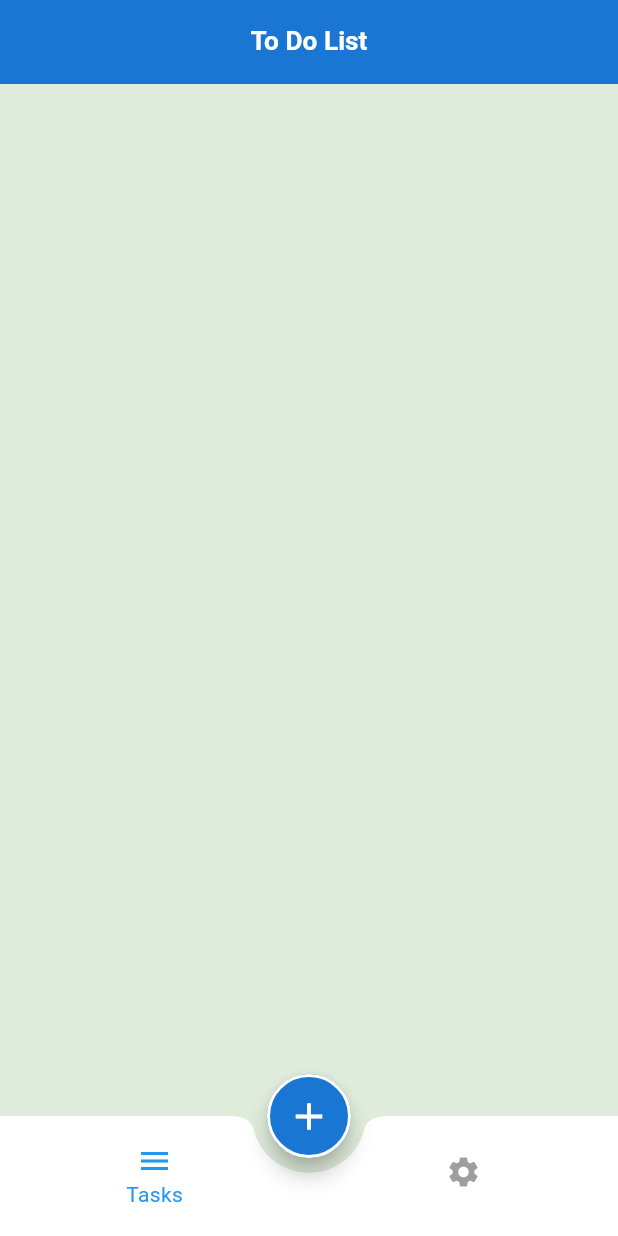
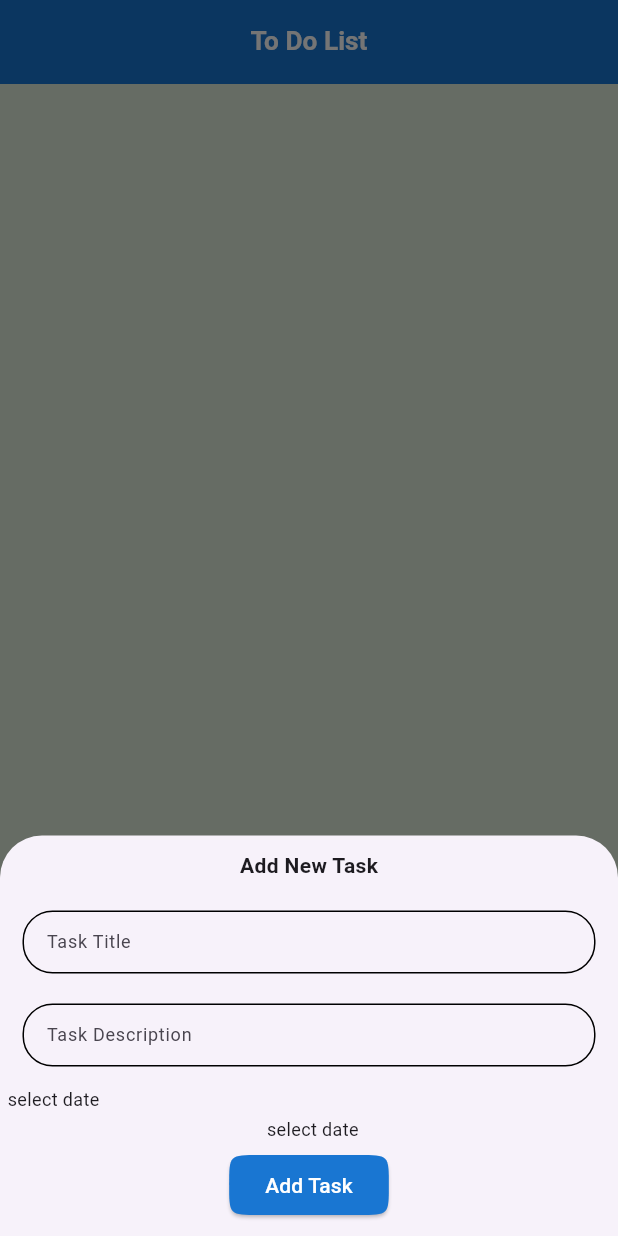
Before and after one commit to pgd8/ToDo, a Flutter app: the screen it shows after launch, after a tap on the "add" icon, on a phone screen of 412 x 824 dp. Run offline on Flutter 3.47's test engine with Material 3 defaults, Android fonts, the phone set to English and light mode, and no system bars.

Commit message:
creating the add task form

```diff
--- a/lib/Screens/home_screen.dart
+++ b/lib/Screens/home_screen.dart
@@ -1,6 +1,7 @@
 // ignore_for_file: use_key_in_widget_constructors
 
 import 'package:flutter/material.dart';
+import 'package:todo/Shared_Components/add_task_form.dart';
 import 'package:todo/Shared_Components/field_label.dart';
 
 class HomeScreen extends StatefulWidget {
@@ -35,7 +36,10 @@ class _HomeScreenState extends State<HomeScreen> {
       ),
       floatingActionButton: FloatingActionButton(
         onPressed: () {
-
+          showModalBottomSheet(
+            context: context,
+            builder: (context) => AddTaskForm(),
+          );
           setState(() {});
         },
         child: const Icon(
@@ -46,9 +50,7 @@ class _HomeScreenState extends State<HomeScreen> {
       ),
       floatingActionButtonLocation: FloatingActionButtonLocation.centerDocked,
       extendBody: true,
-      body: Column(
-        children: [],
-      ),
+
     );
   }
 }
--- /dev/null
+++ b/lib/Shared_Components/add_task_form.dart
@@ -0,0 +1,89 @@
+// ignore_for_file: use_key_in_widget_constructors
+
+import 'package:flutter/material.dart';
+import 'package:todo/Shared_Components/field_label.dart';
+
+class AddTaskForm extends StatefulWidget {
+  @override
+  State<AddTaskForm> createState() => _AddTaskFormState();
+}
+
+class _AddTaskFormState extends State<AddTaskForm> {
+  var formKey = GlobalKey<FormState>();
+
+  @override
+  Widget build(BuildContext context) {
+    return Column(
+      mainAxisSize: MainAxisSize.min,
+      children: [
+        Container(
+          margin:
+          const EdgeInsets.symmetric(horizontal: 15, vertical: 10),
+          child: const Text(
+            'Add New Task',
+            style: TextStyle(fontWeight: FontWeight.bold),
+          ),
+        ),
+        Container(
+          width: double.infinity,
+          margin:
+          const EdgeInsets.symmetric(horizontal: 15, vertical: 10),
+          child: TextFormField(
+            style: const TextStyle(fontSize: 12, color: Colors.black),
+            decoration: InputDecoration(
+                isDense: true,
+                label: FieldLabel('Task Title'),
+                errorBorder: OutlineInputBorder(
+                    borderRadius: BorderRadius.circular(20),
+                    borderSide: BorderSide(color: Colors.red)),
+                enabledBorder: OutlineInputBorder(
+                  borderRadius: BorderRadius.circular(20),
+                )),
+          ),
+        ),
+        Container(
+          width: double.infinity,
+          margin:
+          const EdgeInsets.symmetric(horizontal: 15, vertical: 10),
+          child: TextFormField(
+            style: const TextStyle(fontSize: 12, color: Colors.black),
+            decoration: InputDecoration(
+                isDense: true,
+                label: FieldLabel('Task Description'),
+                errorBorder: OutlineInputBorder(
+                    borderRadius: BorderRadius.circular(20),
+                    borderSide: BorderSide(color: Colors.red)),
+                enabledBorder: OutlineInputBorder(
+                  borderRadius: BorderRadius.circular(20),
+                )),
+          ),
+        ),
+        Container(
+          margin: const EdgeInsets.only(top: 3, left: 5),
+          alignment: Alignment.centerLeft,
+          child: const Text(
+            'select date',
+            style: TextStyle(fontSize: 12),
+          ),
+        ),
+        Container(
+          margin: const EdgeInsets.only(top: 3, left: 5, bottom: 5),
+          child: const Text(
+            'select date',
+            style: TextStyle(fontSize: 12),
+          ),
+        ),
+        Container(
+          margin: const EdgeInsets.only(bottom: 10),
+          child: ElevatedButton(
+              onPressed: () {},
+              child: const Text(
+                'Add Task',
+                style: TextStyle(
+                   color: Colors.white),
+              )),
+        ),
+      ],
+    );
+  }
+}
--- a/lib/my_app.dart
+++ b/lib/my_app.dart
@@ -37,6 +37,9 @@ class MyApp extends StatelessWidget {
         elevatedButtonTheme: ElevatedButtonThemeData(
           style: ElevatedButton.styleFrom(
             backgroundColor: Colors.blue.shade700,
+            shape: ContinuousRectangleBorder(
+              borderRadius: BorderRadius.circular(20)
+            )
           )
         )
       ),
```
